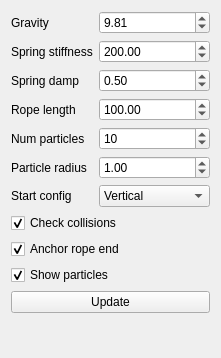
First picture: the form in forms/widgetrope.ui, repository AdriaL-FIB/Physics-Simulator, before the edit.
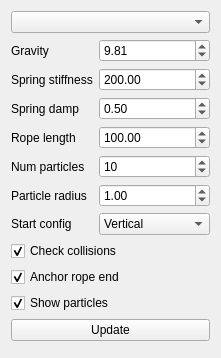
Second picture: the form after the edit.

Commit message: Add integrator selection to rope simulation UI, fixed ForceSpring step,

```diff
--- a/forms/widgetrope.ui
+++ b/forms/widgetrope.ui
@@ -14,14 +14,14 @@
    <string>Form</string>
   </property>
   <layout class="QFormLayout" name="formLayout">
-   <item row="0" column="0">
+   <item row="1" column="0">
     <widget class="QLabel" name="label">
      <property name="text">
       <string>Gravity</string>
      </property>
     </widget>
    </item>
-   <item row="0" column="1">
+   <item row="1" column="1">
     <widget class="QDoubleSpinBox" name="gravity">
      <property name="maximum">
       <double>100.000000000000000</double>
@@ -34,14 +34,14 @@
      </property>
     </widget>
    </item>
-   <item row="1" column="0">
+   <item row="2" column="0">
     <widget class="QLabel" name="label_3">
      <property name="text">
       <string>Spring stiffness</string>
      </property>
     </widget>
    </item>
-   <item row="1" column="1">
+   <item row="2" column="1">
     <widget class="QDoubleSpinBox" name="springStiffness">
      <property name="maximum">
       <double>1000.000000000000000</double>
@@ -54,14 +54,14 @@
      </property>
     </widget>
    </item>
-   <item row="2" column="0">
+   <item row="3" column="0">
     <widget class="QLabel" name="label_6">
      <property name="text">
       <string>Spring damp</string>
      </property>
     </widget>
    </item>
-   <item row="2" column="1">
+   <item row="3" column="1">
     <widget class="QDoubleSpinBox" name="springDamping">
      <property name="maximum">
       <double>1.000000000000000</double>
@@ -74,14 +74,14 @@
      </property>
     </widget>
    </item>
-   <item row="3" column="0">
+   <item row="4" column="0">
     <widget class="QLabel" name="label_2">
      <property name="text">
       <string>Rope length</string>
      </property>
     </widget>
    </item>
-   <item row="3" column="1">
+   <item row="4" column="1">
     <widget class="QDoubleSpinBox" name="ropeLength">
      <property name="maximum">
       <double>200.000000000000000</double>
@@ -94,14 +94,14 @@
      </property>
     </widget>
    </item>
-   <item row="4" column="0">
+   <item row="5" column="0">
     <widget class="QLabel" name="label_4">
      <property name="text">
       <string>Num particles</string>
      </property>
     </widget>
    </item>
-   <item row="4" column="1">
+   <item row="5" column="1">
     <widget class="QSpinBox" name="numParticles">
      <property name="minimum">
       <number>2</number>
@@ -117,14 +117,14 @@
      </property>
     </widget>
    </item>
-   <item row="5" column="0">
+   <item row="6" column="0">
     <widget class="QLabel" name="label_5">
      <property name="text">
       <string>Particle radius</string>
      </property>
     </widget>
    </item>
-   <item row="5" column="1">
+   <item row="6" column="1">
     <widget class="QDoubleSpinBox" name="particleScale">
      <property name="maximum">
       <double>100.000000000000000</double>
@@ -137,41 +137,14 @@
      </property>
     </widget>
    </item>
-   <item row="7" column="0" colspan="2">
-    <widget class="QCheckBox" name="checkCollisions">
-     <property name="text">
-      <string>Check collisions</string>
-     </property>
-     <property name="checked">
-      <bool>true</bool>
-     </property>
-    </widget>
-   </item>
-   <item row="8" column="0" colspan="2">
-    <widget class="QCheckBox" name="anchoredEnd">
-     <property name="text">
-      <string>Anchor rope end</string>
-     </property>
-     <property name="checked">
-      <bool>true</bool>
-     </property>
-    </widget>
-   </item>
-   <item row="10" column="0" colspan="2">
-    <widget class="QPushButton" name="btnUpdate">
-     <property name="text">
-      <string>Update</string>
-     </property>
-    </widget>
-   </item>
-   <item row="6" column="0">
+   <item row="7" column="0">
     <widget class="QLabel" name="label_7">
      <property name="text">
       <string>Start config</string>
      </property>
     </widget>
    </item>
-   <item row="6" column="1">
+   <item row="7" column="1">
     <widget class="QComboBox" name="startConfig">
      <item>
       <property name="text">
@@ -190,7 +163,27 @@
      </item>
     </widget>
    </item>
+   <item row="8" column="0" colspan="2">
+    <widget class="QCheckBox" name="checkCollisions">
+     <property name="text">
+      <string>Check collisions</string>
+     </property>
+     <property name="checked">
+      <bool>true</bool>
+     </property>
+    </widget>
+   </item>
    <item row="9" column="0" colspan="2">
+    <widget class="QCheckBox" name="anchoredEnd">
+     <property name="text">
+      <string>Anchor rope end</string>
+     </property>
+     <property name="checked">
+      <bool>true</bool>
+     </property>
+    </widget>
+   </item>
+   <item row="10" column="0" colspan="2">
     <widget class="QCheckBox" name="showParticles">
      <property name="text">
       <string>Show particles</string>
@@ -200,6 +193,16 @@
      </property>
     </widget>
    </item>
+   <item row="11" column="0" colspan="2">
+    <widget class="QPushButton" name="btnUpdate">
+     <property name="text">
+      <string>Update</string>
+     </property>
+    </widget>
+   </item>
+   <item row="0" column="0" colspan="2">
+    <widget class="QComboBox" name="comboBox"/>
+   </item>
   </layout>
  </widget>
  <resources/>
```
The commit also changes 7 other files.
